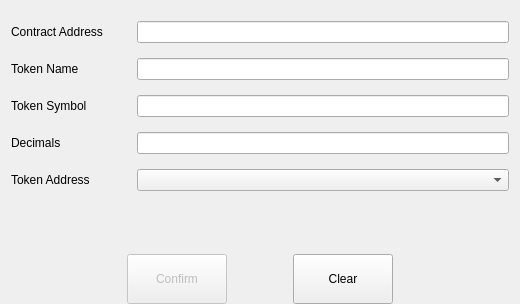
Qt form src/qt/forms/addtokenpage.ui (shaileshnift/UIDD) before a commit.
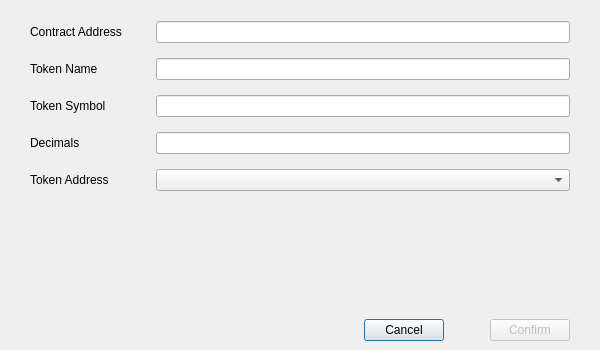
The same form after that commit. Custom widgets are drawn as their Qt base class.

The edit to the form file:
```diff
--- a/src/qt/forms/addtokenpage.ui
+++ b/src/qt/forms/addtokenpage.ui
@@ -1,19 +1,31 @@
 <?xml version="1.0" encoding="UTF-8"?>
 <ui version="4.0">
  <class>AddTokenPage</class>
- <widget class="QWidget" name="AddTokenPage">
+ <widget class="QDialog" name="AddTokenPage">
   <property name="geometry">
    <rect>
     <x>0</x>
     <y>0</y>
-    <width>520</width>
-    <height>304</height>
+    <width>600</width>
+    <height>350</height>
    </rect>
   </property>
+  <property name="minimumSize">
+   <size>
+    <width>600</width>
+    <height>350</height>
+   </size>
+  </property>
   <property name="windowTitle">
    <string>Form</string>
   </property>
   <layout class="QVBoxLayout" name="verticalLayout">
+   <property name="leftMargin">
+    <number>0</number>
+   </property>
+   <property name="rightMargin">
+    <number>0</number>
+   </property>
    <property name="bottomMargin">
     <number>0</number>
    </property>
@@ -35,6 +47,12 @@
    </item>
    <item>
     <layout class="QGridLayout" name="gridLayout">
+     <property name="leftMargin">
+      <number>30</number>
+     </property>
+     <property name="rightMargin">
+      <number>30</number>
+     </property>
      <property name="verticalSpacing">
       <number>15</number>
      </property>
@@ -134,15 +152,15 @@
        </item>
        <item>
         <widget class="QLabel" name="labelDescription">
-         <property name="sizePolicy">
-          <sizepolicy hsizetype="Preferred" vsizetype="Preferred">
-           <horstretch>0</horstretch>
-           <verstretch>0</verstretch>
-          </sizepolicy>
-         </property>
          <property name="text">
           <string/>
          </property>
+         <property name="alignment">
+          <set>Qt::AlignLeading|Qt::AlignLeft|Qt::AlignVCenter</set>
+         </property>
+         <property name="wordWrap">
+          <bool>true</bool>
+         </property>
         </widget>
        </item>
       </layout>
@@ -184,6 +202,9 @@
      <property name="orientation">
       <enum>Qt::Vertical</enum>
      </property>
+     <property name="sizeType">
+      <enum>QSizePolicy::MinimumExpanding</enum>
+     </property>
      <property name="sizeHint" stdset="0">
       <size>
        <width>20</width>
@@ -193,9 +214,13 @@
     </spacer>
    </item>
    <item>
-    <layout class="QHBoxLayout" name="horizontalLayout">
+    <widget class="QWidget" name="buttonsContainerWhite" native="true">
+     <layout class="QHBoxLayout" name="horizontalLayout_2">
+      <property name="leftMargin">
+       <number>30</number>
+      </property>
      <property name="rightMargin">
-      <number>0</number>
+       <number>30</number>
      </property>
      <item>
       <spacer name="horizontalSpacer">
@@ -210,65 +235,41 @@
        </property>
       </spacer>
      </item>
+      <item>
+       <widget class="QPushButton" name="clearButton">
+        <property name="text">
+         <string>Cancel</string>
+        </property>
+       </widget>
+      </item>
+      <item>
+       <spacer name="horizontalSpacer_3">
+        <property name="orientation">
+         <enum>Qt::Horizontal</enum>
+        </property>
+        <property name="sizeType">
+         <enum>QSizePolicy::Fixed</enum>
+        </property>
+        <property name="sizeHint" stdset="0">
+         <size>
+          <width>40</width>
+          <height>20</height>
+         </size>
+        </property>
+       </spacer>
+      </item>
      <item>
       <widget class="QPushButton" name="confirmButton">
        <property name="enabled">
         <bool>false</bool>
        </property>
-       <property name="minimumSize">
-        <size>
-         <width>100</width>
-         <height>50</height>
-        </size>
-       </property>
        <property name="text">
         <string>Confirm</string>
        </property>
       </widget>
      </item>
-     <item>
-      <spacer name="horizontalSpacer_3">
-       <property name="orientation">
-        <enum>Qt::Horizontal</enum>
-       </property>
-       <property name="sizeType">
-        <enum>QSizePolicy::Fixed</enum>
-       </property>
-       <property name="sizeHint" stdset="0">
-        <size>
-         <width>60</width>
-         <height>20</height>
-        </size>
-       </property>
-      </spacer>
-     </item>
-     <item>
-      <widget class="QPushButton" name="clearButton">
-       <property name="minimumSize">
-        <size>
-         <width>100</width>
-         <height>50</height>
-        </size>
-       </property>
-       <property name="text">
-        <string>Clear</string>
-       </property>
-      </widget>
-     </item>
-     <item>
-      <spacer name="horizontalSpacer_2">
-       <property name="orientation">
-        <enum>Qt::Horizontal</enum>
-       </property>
-       <property name="sizeHint" stdset="0">
-        <size>
-         <width>40</width>
-         <height>20</height>
-        </size>
-       </property>
-      </spacer>
-     </item>
-    </layout>
+     </layout>
+    </widget>
    </item>
   </layout>
  </widget>
```
Left out of the diff: 13 changed lines with no effect on the pictures. Lines whose indentation alone changed are shown as unchanged.
